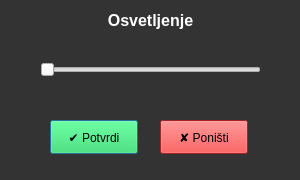
Old version of the form photon/brightnessdialog.ui in the repository nkoturovic/RS009-photon.
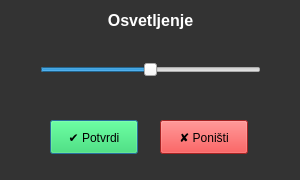
New version of the form.

```diff
--- a/photon/brightnessdialog.ui
+++ b/photon/brightnessdialog.ui
@@ -67,6 +67,12 @@
 	Color: #00909e;
 }</string>
    </property>
+   <property name="minimum">
+    <number>-100</number>
+   </property>
+   <property name="maximum">
+    <number>100</number>
+   </property>
    <property name="orientation">
     <enum>Qt::Horizontal</enum>
    </property>
```
